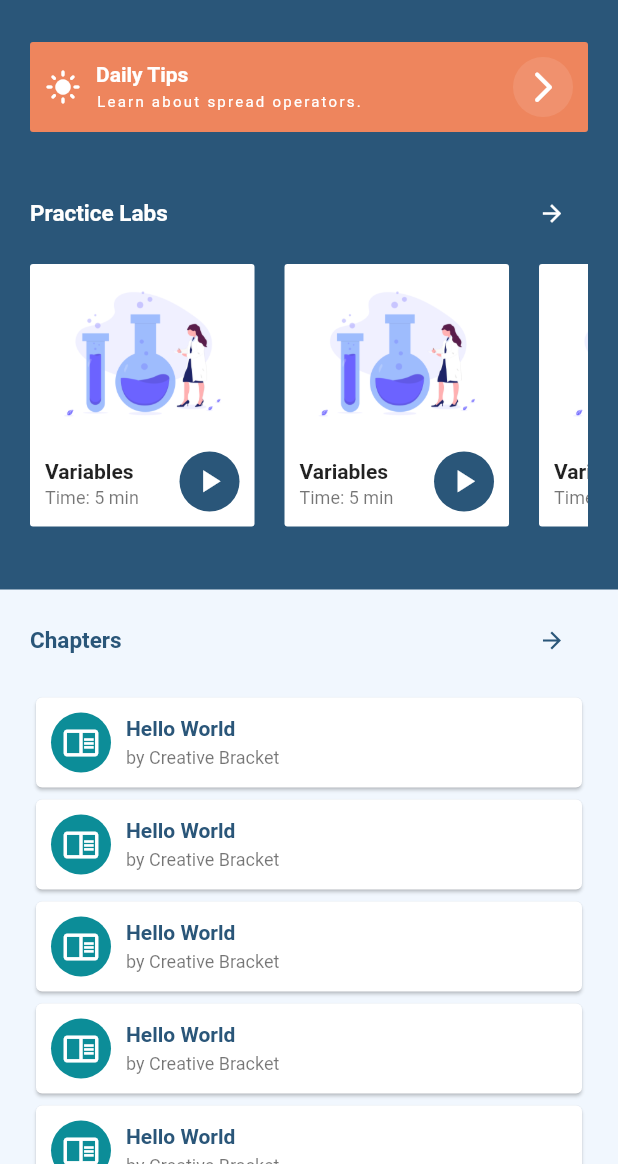
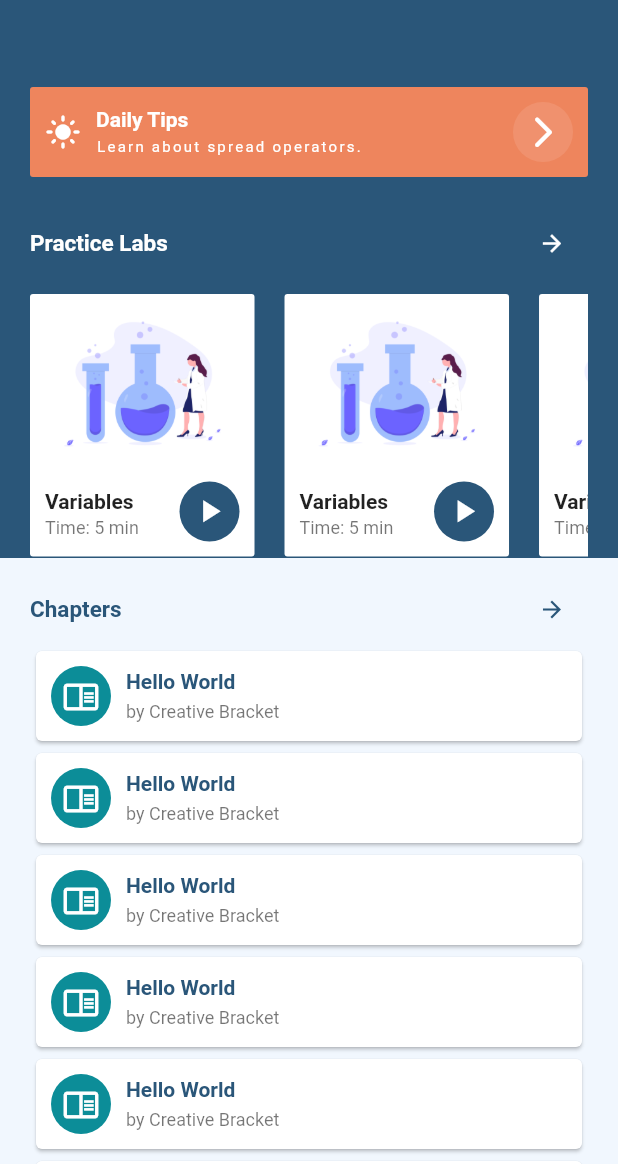
Before and after one commit to aadarshadhakalg/Dart-Playground, a Flutter app: the screen it shows after launch, on a phone screen of 412 x 824 dp, the part 72-1236 px from its top. Run offline on Flutter 3.47's test engine with Material 2 defaults, Android fonts, the phone set to English and light mode, and no system bars.

Commit message:
Ui Fixes

```diff
--- a/lib/features/classroom/views/chapters.dart
+++ b/lib/features/classroom/views/chapters.dart
@@ -7,6 +7,7 @@ class ChaptersWidget extends StatelessWidget {
   @override
   Widget build(BuildContext context) {
     return ListView(
+      padding: const EdgeInsets.all(0),
       physics: const NeverScrollableScrollPhysics(),
       shrinkWrap: true,
       children: [
--- a/lib/features/home/views/home_view.dart
+++ b/lib/features/home/views/home_view.dart
@@ -27,11 +27,11 @@ class HomeView extends StatelessWidget {
               width: 10,
             ),
           ],
-          expandedHeight: 441,
+          expandedHeight: 420,
           flexibleSpace: FlexibleSpaceBar(
             collapseMode: CollapseMode.none,
             background: Padding(
-              padding: const EdgeInsets.all(20),
+              padding: const EdgeInsets.only(top: 50, left: 20, right: 20),
               child: Column(
                 children: [
                   const SizedBox(
@@ -40,7 +40,7 @@ class HomeView extends StatelessWidget {
                   DailyTips(
                       title: 'Learn about spread operators.', onTap: () {}),
                   const SizedBox(
-                    height: 30,
+                    height: 20,
                   ),
                   Row(
                     mainAxisAlignment: MainAxisAlignment.spaceBetween,
@@ -67,9 +67,6 @@ class HomeView extends StatelessWidget {
                     height: 10,
                   ),
                   const LabCard(),
-                  const SizedBox(
-                    height: 30,
-                  ),
                 ],
               ),
             ),
@@ -79,9 +76,10 @@ class HomeView extends StatelessWidget {
           delegate: SliverChildListDelegate(
             [
               Padding(
-                padding: const EdgeInsets.symmetric(
-                  horizontal: 20,
-                  vertical: 10,
+                padding: const EdgeInsets.only(
+                  left: 20,
+                  right: 20,
+                  top: 10,
                 ),
                 child: Row(
                   mainAxisAlignment: MainAxisAlignment.spaceBetween,
```
